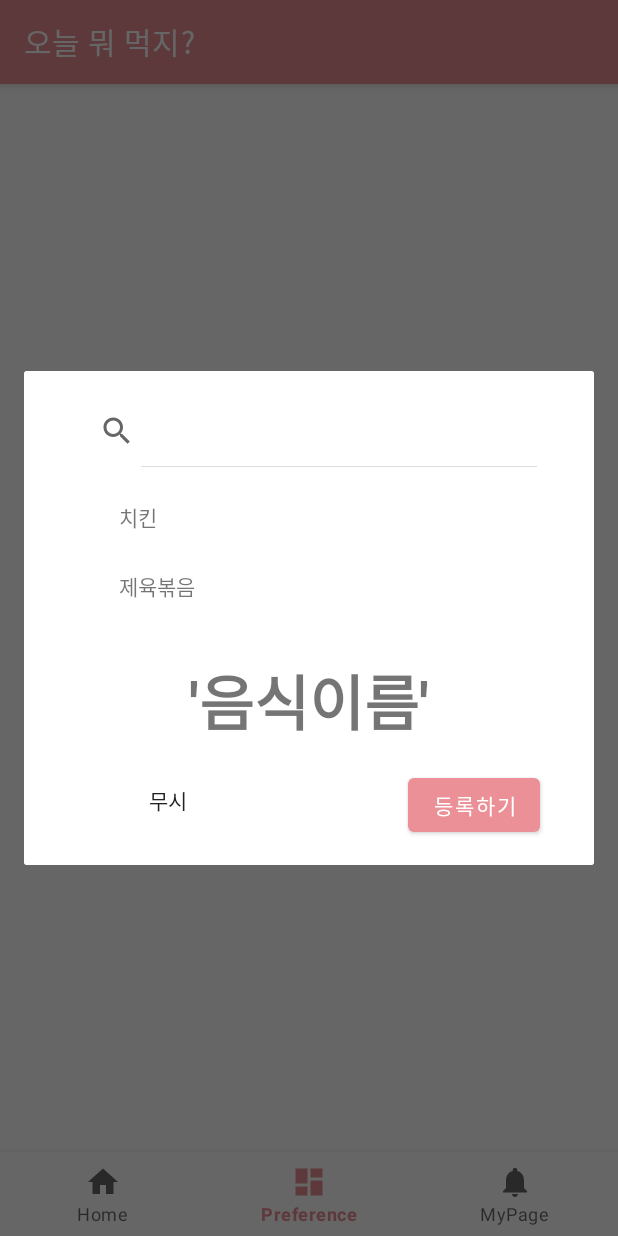
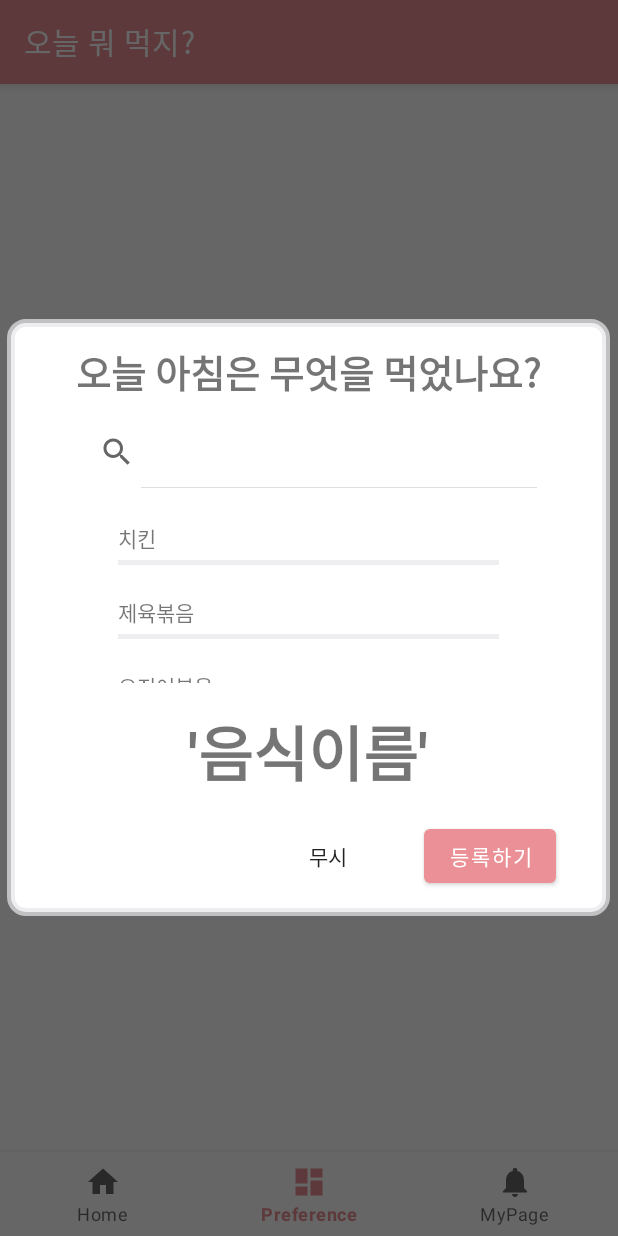
Before and after one commit to ehtjsv2/MoAppTeam4, an Android app: the screen it shows after launch (MainActivity), item 2 of the bottom bar chosen, on a phone screen of 412 x 824 dp. Run offline under Robolectric (Android 15) with nearby library versions, the phone set to English and light mode, and no system bars; our stand-ins replace navigation-ui.

Commit message:
finish insert_menu_dialog

```diff
--- a/app/src/main/java/com/example/todayseat/ui/home/CustomMenuDialog.kt
+++ b/app/src/main/java/com/example/todayseat/ui/home/CustomMenuDialog.kt
@@ -18,6 +18,7 @@ import androidx.recyclerview.widget.RecyclerView
 import com.example.todayseat.R
 import com.example.todayseat.databinding.InsertMenuDialogBinding
 import kotlinx.coroutines.withContext
+import java.text.SimpleDateFormat
 
 //class CustomMenuDialog(context: Context,val activity: Activity) {
 //    private val dialog= Dialog(context)
@@ -51,13 +52,25 @@ import kotlinx.coroutines.withContext
 //}
 class CustomMenuDialog(var activity: Activity) : Dialog(activity),
     View.OnClickListener {
-
+    val currentTime : Long = System.currentTimeMillis()
     override fun onCreate(savedInstanceState: Bundle?) {
         super.onCreate(savedInstanceState)
         requestWindowFeature(Window.FEATURE_NO_TITLE)
+        val currentHour=SimpleDateFormat("HH").format(currentTime).toInt()
+        val currentMin=SimpleDateFormat("mm").format(currentTime).toInt()
         var menus= mutableListOf<String>("치킨","제육볶음","오징어볶음","쏘세지야채볶음","돼지고기김치볶음")
         val menuListAdapter=MenuListAdapter(menus)
         val binding= InsertMenuDialogBinding.inflate(layoutInflater)
+        //아침 점심 저녁 text 변경
+        if(currentHour<12){
+            binding.insertMenuDialogTitle.text="오늘 아침은 무엇을 먹었나요?"
+        }
+        else if(currentHour<18){
+            binding.insertMenuDialogTitle.text="오늘 점심은 무엇을 먹었나요?"
+        }
+        else if(currentHour<=23 && currentMin<=59){
+            binding.insertMenuDialogTitle.text="오늘 저녁은 무엇을 먹었나요?"
+        }
 
         binding.insertMenuRecyclerView.apply {
             layoutManager=LinearLayoutManager(context)
@@ -81,6 +94,14 @@ class CustomMenuDialog(var activity: Activity) : Dialog(activity),
 
 
         } )
+        // 등록하기 버튼클릭시, 메뉴 db에 넣어야됨
+        binding.registBtn.setOnClickListener {
+            dismiss()
+        }
+        // 무시하기 버튼클릭시, 무시
+        binding.ignoreBtn.setOnClickListener {
+            dismiss()
+        }
         setContentView(binding.root)
 
 //        yes.setOnClickListener(this)
--- a/app/src/main/java/com/example/todayseat/ui/home/DialogTestFragment.kt
+++ b/app/src/main/java/com/example/todayseat/ui/home/DialogTestFragment.kt
@@ -1,5 +1,7 @@
 package com.example.todayseat.ui.home
 
+import android.graphics.Color
+import android.graphics.drawable.ColorDrawable
 import android.os.Bundle
 import androidx.fragment.app.Fragment
 import android.view.LayoutInflater
@@ -23,6 +25,8 @@ class DialogTestFragment : Fragment() {
         var menus= mutableListOf<String>("치킨","제육볶음","오징어볶음","쏘세지야채볶음","돼지고기김치볶음")
         val menuListAdapter=MenuListAdapter(menus)
         val dlg=CustomMenuDialog(requireActivity())
+        dlg.getWindow()?.setBackgroundDrawable(ColorDrawable(Color.TRANSPARENT));
+        dlg.setCancelable(false)
         dlg.show()
         //여기까지만 추가
         // Inflate the layout for this fragment
--- /dev/null
+++ b/app/src/main/res/drawable/dialog_stroke.xml
@@ -0,0 +1,15 @@
+<?xml version="1.0" encoding="utf-8"?>
+<selector xmlns:android="http://schemas.android.com/apk/res/android">
+
+
+
+    <item>
+        <shape android:shape="rectangle">
+            <solid android:color="#FFFFFF"/>
+            <corners android:radius="10dp"/>
+            <stroke
+                android:width="5dp"
+                android:color="@color/light_gray"/>
+        </shape>
+    </item>
+</selector>
--- a/app/src/main/res/layout/insert_menu_dialog.xml
+++ b/app/src/main/res/layout/insert_menu_dialog.xml
@@ -4,24 +4,37 @@
     xmlns:tools="http://schemas.android.com/tools"
     android:layout_width="match_parent"
     android:layout_height="wrap_content"
-    android:background="#FFFFFF"
+    android:background="@drawable/dialog_stroke"
     android:padding="16dp">
+
+    <TextView
+        android:id="@+id/insert_menu_dialog_title"
+        android:layout_width="370dp"
+        android:layout_height="wrap_content"
+        android:gravity="center"
+        android:text="오늘 아침은 무엇을 먹었나요?"
+        android:textSize="25sp"
+        android:textStyle="bold"
+        app:layout_constraintEnd_toEndOf="parent"
+        app:layout_constraintStart_toStartOf="parent"
+        app:layout_constraintTop_toTopOf="parent" />
 
     <SearchView
         android:id="@+id/search_menu"
         android:layout_width="match_parent"
         android:layout_height="wrap_content"
+        android:layout_marginTop="10dp"
         android:gravity="center"
         android:iconifiedByDefault="false"
         app:layout_constraintEnd_toEndOf="parent"
         app:layout_constraintStart_toStartOf="parent"
-        app:layout_constraintTop_toTopOf="parent" />
+        app:layout_constraintTop_toBottomOf="@+id/insert_menu_dialog_title" />
 
 
     <androidx.recyclerview.widget.RecyclerView
         android:id="@+id/insert_menu_recyclerView"
         android:layout_width="370dp"
-        android:layout_height="100dp"
+        android:layout_height="120dp"
         android:layout_marginTop="10dp"
         android:visibility="visible"
         app:layout_constraintEnd_toEndOf="parent"
@@ -45,11 +58,11 @@
         android:id="@+id/ignore_btn"
         android:layout_width="wrap_content"
         android:layout_height="wrap_content"
-        android:layout_marginStart="36dp"
-        android:layout_marginTop="12dp"
+        android:layout_marginTop="15dp"
+        android:layout_marginEnd="20dp"
         android:background="#00ffffff"
         android:text="무시"
-        app:layout_constraintStart_toStartOf="parent"
+        app:layout_constraintEnd_toStartOf="@+id/regist_btn"
         app:layout_constraintTop_toBottomOf="@+id/select_menu_name" />
 
     <Button
--- a/app/src/main/res/layout/insert_menu_item.xml
+++ b/app/src/main/res/layout/insert_menu_item.xml
@@ -25,7 +25,13 @@
             app:layout_constraintBottom_toBottomOf="parent"
             app:layout_constraintStart_toStartOf="parent"
             app:layout_constraintTop_toTopOf="parent" />
+
     </androidx.constraintlayout.widget.ConstraintLayout>
+    <View
+        android:layout_width="match_parent"
+        android:layout_height="3dp"
+        android:layout_marginHorizontal="50dp"
+        android:background="@color/light_gray"/>
 
 
 </LinearLayout>
```
